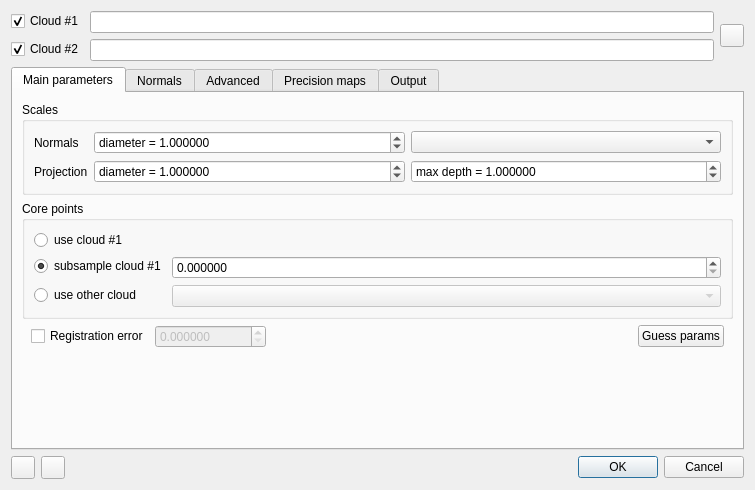
Qt form plugins/core/Standard/qM3C2/ui/qM3C2Dialog.ui (p-leroy/CloudCompare) before a commit.
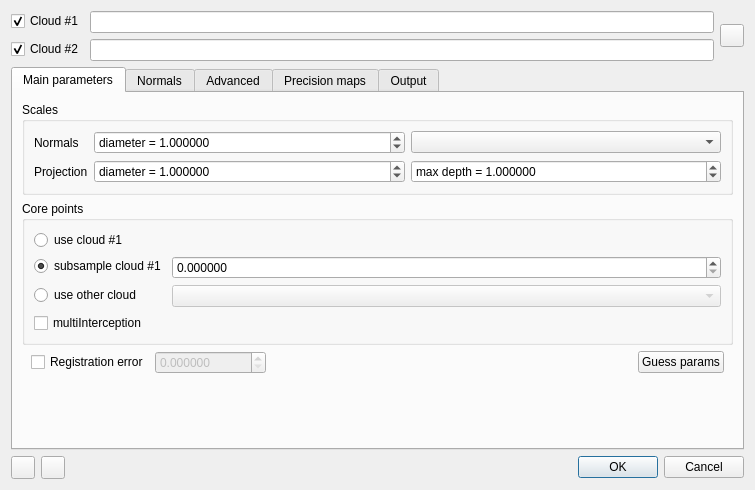
The same form after that commit. Icons and pictures are not drawn.

Commit message: multi-interception option in M3C2

The edit to the form file:
```diff
--- a/plugins/core/Standard/qM3C2/ui/qM3C2Dialog.ui
+++ b/plugins/core/Standard/qM3C2/ui/qM3C2Dialog.ui
@@ -221,6 +221,13 @@
             </property>
            </widget>
           </item>
+          <item row="3" column="0">
+           <widget class="QCheckBox" name="checkBox_multiInterception">
+            <property name="text">
+             <string>multiInterception</string>
+            </property>
+           </widget>
+          </item>
          </layout>
         </widget>
        </item>
```
The commit also changes 3 other files.
